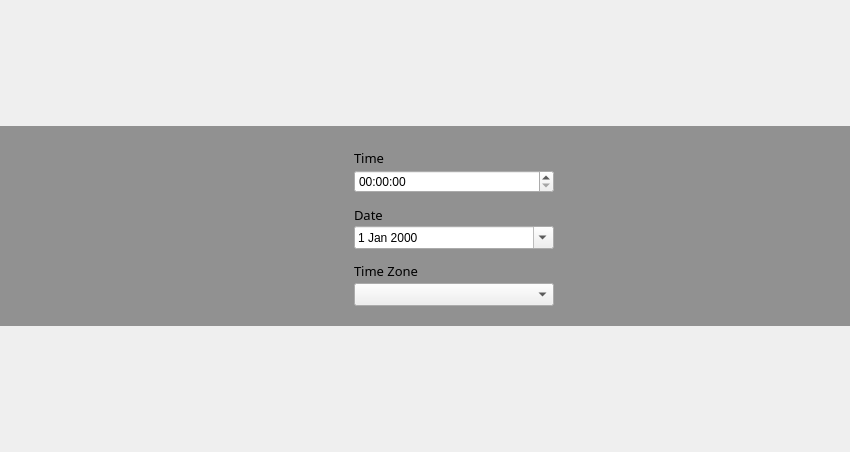
Above: yali-proximate/yali/gui/Ui/datetimewidget.ui from pars-linux/uludag before the change. Below: the same form after it.
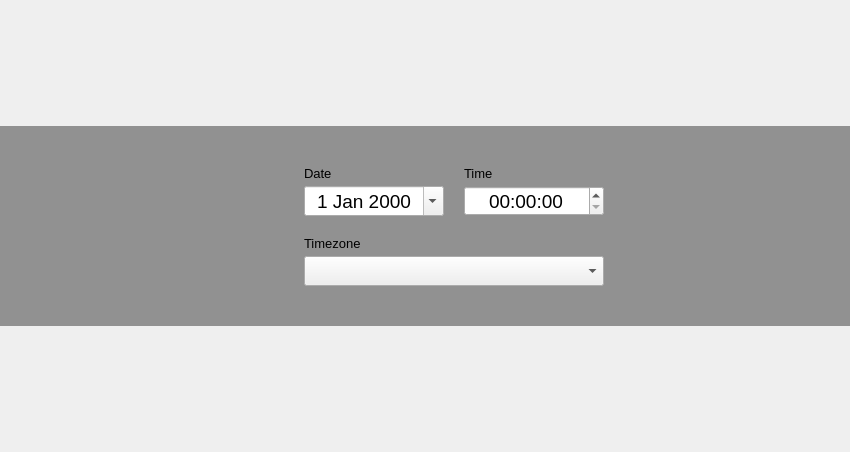
That is the form after the change. Icons and pictures are not drawn.

The edit to the form file:
```diff
--- a/yali-proximate/yali/gui/Ui/datetimewidget.ui
+++ b/yali-proximate/yali/gui/Ui/datetimewidget.ui
@@ -101,214 +101,214 @@
        </widget>
       </item>
       <item>
-       <layout class="QVBoxLayout" name="verticalLayout_3">
+       <layout class="QVBoxLayout" name="verticalLayout">
         <property name="spacing">
-         <number>10</number>
+         <number>0</number>
+        </property>
+        <property name="topMargin">
+         <number>0</number>
         </property>
         <property name="rightMargin">
          <number>0</number>
         </property>
         <item>
-         <layout class="QVBoxLayout" name="verticalLayout">
-          <property name="spacing">
-           <number>0</number>
+         <spacer name="verticalSpacer">
+          <property name="orientation">
+           <enum>Qt::Vertical</enum>
           </property>
-          <property name="bottomMargin">
-           <number>0</number>
+          <property name="sizeHint" stdset="0">
+           <size>
+            <width>20</width>
+            <height>40</height>
+           </size>
           </property>
-          <item>
-           <widget class="QLabel" name="label_5">
-            <property name="sizePolicy">
-             <sizepolicy hsizetype="Preferred" vsizetype="Preferred">
-              <horstretch>0</horstretch>
-              <verstretch>0</verstretch>
-             </sizepolicy>
-            </property>
-            <property name="minimumSize">
-             <size>
-              <width>200</width>
-              <height>0</height>
-             </size>
-            </property>
-            <property name="maximumSize">
-             <size>
-              <width>200</width>
-              <height>25</height>
-             </size>
-            </property>
-            <property name="font">
-             <font>
-              <family>Sans Serif</family>
-              <pointsize>10</pointsize>
-              <weight>50</weight>
-              <bold>false</bold>
-              <underline>false</underline>
-             </font>
-            </property>
-            <property name="styleSheet">
-             <string notr="true"/>
-            </property>
-            <property name="text">
-             <string>Time</string>
-            </property>
-            <property name="scaledContents">
-             <bool>false</bool>
-            </property>
-            <property name="margin">
-             <number>2</number>
-            </property>
-            <property name="indent">
-             <number>0</number>
-            </property>
-           </widget>
-          </item>
-          <item>
-           <widget class="QTimeEdit" name="timeEdit">
-            <property name="sizePolicy">
-             <sizepolicy hsizetype="Preferred" vsizetype="Preferred">
-              <horstretch>0</horstretch>
-              <verstretch>0</verstretch>
-             </sizepolicy>
-            </property>
-            <property name="maximumSize">
-             <size>
-              <width>200</width>
-              <height>16777215</height>
-             </size>
-            </property>
-            <property name="displayFormat">
-             <string>HH:mm:ss</string>
-            </property>
-            <property name="calendarPopup">
-             <bool>true</bool>
-            </property>
-           </widget>
-          </item>
-         </layout>
+         </spacer>
         </item>
         <item>
-         <layout class="QVBoxLayout" name="verticalLayout_6">
+         <layout class="QHBoxLayout" name="horizontalLayout_3">
           <property name="spacing">
-           <number>0</number>
+           <number>20</number>
           </property>
           <property name="bottomMargin">
            <number>0</number>
           </property>
           <item>
-           <widget class="QLabel" name="label_6">
-            <property name="sizePolicy">
-             <sizepolicy hsizetype="Preferred" vsizetype="Preferred">
-              <horstretch>0</horstretch>
-              <verstretch>0</verstretch>
-             </sizepolicy>
+           <layout class="QVBoxLayout" name="verticalLayout_3">
+            <property name="spacing">
+             <number>5</number>
             </property>
-            <property name="minimumSize">
-             <size>
-              <width>200</width>
-              <height>0</height>
-             </size>
-            </property>
-            <property name="maximumSize">
-             <size>
-              <width>200</width>
-              <height>25</height>
-             </size>
-            </property>
-            <property name="font">
-             <font>
-              <family>Sans Serif</family>
-              <pointsize>10</pointsize>
-              <weight>50</weight>
-              <bold>false</bold>
-              <underline>false</underline>
-             </font>
-            </property>
-            <property name="styleSheet">
-             <string notr="true"/>
-            </property>
-            <property name="text">
-             <string>Date</string>
-            </property>
-            <property name="scaledContents">
-             <bool>false</bool>
-            </property>
-            <property name="margin">
-             <number>2</number>
-            </property>
-            <property name="indent">
+            <property name="bottomMargin">
              <number>0</number>
             </property>
-           </widget>
+            <item>
+             <widget class="QLabel" name="label_2">
+              <property name="font">
+               <font>
+                <pointsize>10</pointsize>
+               </font>
+              </property>
+              <property name="text">
+               <string>Date</string>
+              </property>
+             </widget>
+            </item>
+            <item>
+             <widget class="QDateEdit" name="calendarWidget">
+              <property name="sizePolicy">
+               <sizepolicy hsizetype="Preferred" vsizetype="Preferred">
+                <horstretch>0</horstretch>
+                <verstretch>0</verstretch>
+               </sizepolicy>
+              </property>
+              <property name="minimumSize">
+               <size>
+                <width>140</width>
+                <height>30</height>
+               </size>
+              </property>
+              <property name="maximumSize">
+               <size>
+                <width>140</width>
+                <height>30</height>
+               </size>
+              </property>
+              <property name="font">
+               <font>
+                <pointsize>14</pointsize>
+                <weight>50</weight>
+                <bold>false</bold>
+               </font>
+              </property>
+              <property name="wrapping">
+               <bool>false</bool>
+              </property>
+              <property name="frame">
+               <bool>true</bool>
+              </property>
+              <property name="alignment">
+               <set>Qt::AlignCenter</set>
+              </property>
+              <property name="readOnly">
+               <bool>false</bool>
+              </property>
+              <property name="buttonSymbols">
+               <enum>QAbstractSpinBox::NoButtons</enum>
+              </property>
+              <property name="accelerated">
+               <bool>false</bool>
+              </property>
+              <property name="keyboardTracking">
+               <bool>true</bool>
+              </property>
+              <property name="calendarPopup">
+               <bool>true</bool>
+              </property>
+              <property name="date">
+               <date>
+                <year>2000</year>
+                <month>1</month>
+                <day>1</day>
+               </date>
+              </property>
+             </widget>
+            </item>
+           </layout>
           </item>
           <item>
-           <widget class="QDateEdit" name="calendarWidget">
-            <property name="sizePolicy">
-             <sizepolicy hsizetype="Preferred" vsizetype="Preferred">
-              <horstretch>0</horstretch>
-              <verstretch>0</verstretch>
-             </sizepolicy>
+           <layout class="QVBoxLayout" name="verticalLayout_2">
+            <property name="spacing">
+             <number>5</number>
             </property>
-            <property name="maximumSize">
-             <size>
-              <width>200</width>
-              <height>16777215</height>
-             </size>
+            <property name="topMargin">
+             <number>0</number>
             </property>
-            <property name="calendarPopup">
-             <bool>true</bool>
-            </property>
-           </widget>
+            <item>
+             <widget class="QLabel" name="label_3">
+              <property name="font">
+               <font>
+                <pointsize>10</pointsize>
+               </font>
+              </property>
+              <property name="text">
+               <string>Time</string>
+              </property>
+             </widget>
+            </item>
+            <item>
+             <widget class="QTimeEdit" name="timeEdit">
+              <property name="sizePolicy">
+               <sizepolicy hsizetype="Preferred" vsizetype="Preferred">
+                <horstretch>0</horstretch>
+                <verstretch>0</verstretch>
+               </sizepolicy>
+              </property>
+              <property name="minimumSize">
+               <size>
+                <width>140</width>
+                <height>30</height>
+               </size>
+              </property>
+              <property name="maximumSize">
+               <size>
+                <width>140</width>
+                <height>30</height>
+               </size>
+              </property>
+              <property name="font">
+               <font>
+                <pointsize>14</pointsize>
+                <weight>50</weight>
+                <bold>false</bold>
+               </font>
+              </property>
+              <property name="styleSheet">
+               <string notr="true"/>
+              </property>
+              <property name="alignment">
+               <set>Qt::AlignCenter</set>
+              </property>
+              <property name="displayFormat">
+               <string>HH:mm:ss</string>
+              </property>
+              <property name="calendarPopup">
+               <bool>true</bool>
+              </property>
+             </widget>
+            </item>
+           </layout>
           </item>
          </layout>
         </item>
         <item>
-         <layout class="QVBoxLayout">
+         <spacer name="verticalSpacer_3">
+          <property name="orientation">
+           <enum>Qt::Vertical</enum>
+          </property>
+          <property name="sizeHint" stdset="0">
+           <size>
+            <width>20</width>
+            <height>40</height>
+           </size>
+          </property>
+         </spacer>
+        </item>
+        <item>
+         <layout class="QVBoxLayout" name="verticalLayout_4">
           <property name="spacing">
+           <number>5</number>
+          </property>
+          <property name="bottomMargin">
            <number>0</number>
           </property>
           <item>
            <widget class="QLabel" name="label_4">
-            <property name="sizePolicy">
-             <sizepolicy hsizetype="Preferred" vsizetype="Preferred">
-              <horstretch>0</horstretch>
-              <verstretch>0</verstretch>
-             </sizepolicy>
-            </property>
-            <property name="minimumSize">
-             <size>
-              <width>200</width>
-              <height>0</height>
-             </size>
-            </property>
-            <property name="maximumSize">
-             <size>
-              <width>200</width>
-              <height>25</height>
-             </size>
-            </property>
             <property name="font">
              <font>
-              <family>Sans Serif</family>
               <pointsize>10</pointsize>
-              <weight>50</weight>
-              <bold>false</bold>
-              <underline>false</underline>
              </font>
             </property>
-            <property name="styleSheet">
-             <string notr="true"/>
-            </property>
             <property name="text">
-             <string>Time Zone</string>
-            </property>
-            <property name="scaledContents">
-             <bool>false</bool>
-            </property>
-            <property name="margin">
-             <number>2</number>
-            </property>
-            <property name="indent">
-             <number>0</number>
+             <string>Timezone</string>
             </property>
            </widget>
           </item>
@@ -320,12 +320,23 @@
               <verstretch>0</verstretch>
              </sizepolicy>
             </property>
+            <property name="minimumSize">
+             <size>
+              <width>0</width>
+              <height>30</height>
+             </size>
+            </property>
             <property name="maximumSize">
              <size>
-              <width>200</width>
-              <height>16777215</height>
+              <width>16777215</width>
+              <height>30</height>
              </size>
             </property>
+            <property name="font">
+             <font>
+              <pointsize>15</pointsize>
+             </font>
+            </property>
             <property name="editable">
              <bool>false</bool>
             </property>
@@ -333,6 +344,19 @@
           </item>
          </layout>
         </item>
+        <item>
+         <spacer name="verticalSpacer_2">
+          <property name="orientation">
+           <enum>Qt::Vertical</enum>
+          </property>
+          <property name="sizeHint" stdset="0">
+           <size>
+            <width>20</width>
+            <height>40</height>
+           </size>
+          </property>
+         </spacer>
+        </item>
        </layout>
       </item>
       <item>
```
